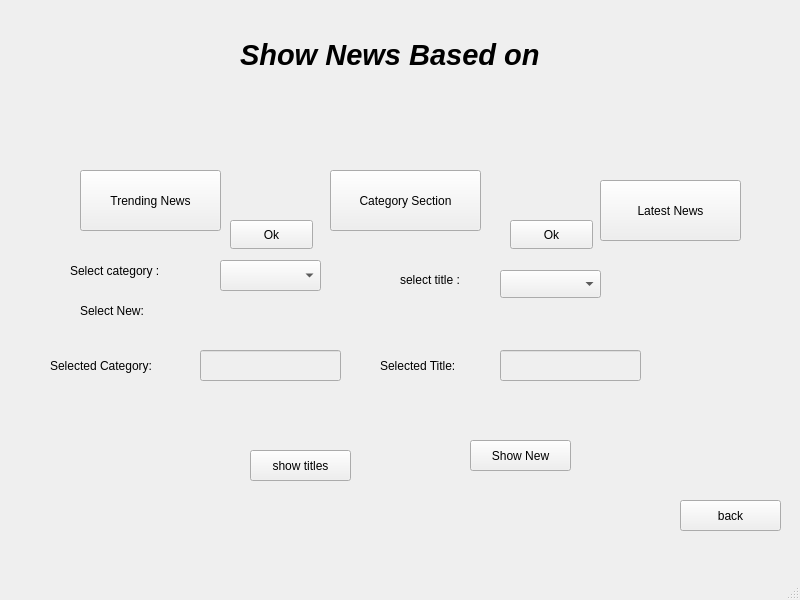
This is newsbasedon.ui in Kero-83/NewManagementSystem as Qt 5 draws it before an edit. The edited form follows.
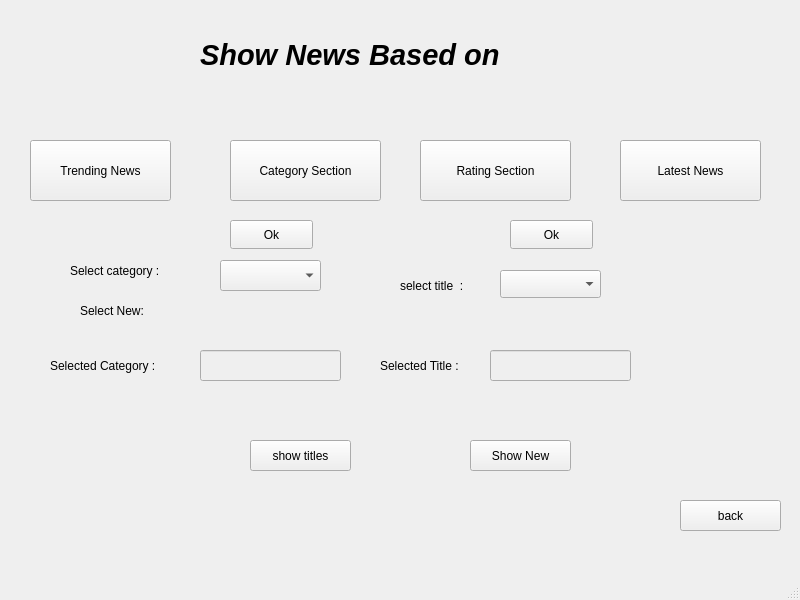
This is the edited form.

Patch:
```diff
--- a/newsbasedon.ui
+++ b/newsbasedon.ui
@@ -17,8 +17,8 @@
    <widget class="QPushButton" name="pushButton_Rate">
     <property name="geometry">
      <rect>
-      <x>80</x>
-      <y>170</y>
+      <x>30</x>
+      <y>140</y>
       <width>141</width>
       <height>61</height>
      </rect>
@@ -30,8 +30,8 @@
    <widget class="QPushButton" name="pushButton_Category">
     <property name="geometry">
      <rect>
-      <x>330</x>
-      <y>170</y>
+      <x>230</x>
+      <y>140</y>
       <width>151</width>
       <height>61</height>
      </rect>
@@ -43,8 +43,8 @@
    <widget class="QPushButton" name="pushButton_Time">
     <property name="geometry">
      <rect>
-      <x>600</x>
-      <y>180</y>
+      <x>620</x>
+      <y>140</y>
       <width>141</width>
       <height>61</height>
      </rect>
@@ -89,7 +89,7 @@
    <widget class="QLabel" name="label">
     <property name="geometry">
      <rect>
-      <x>240</x>
+      <x>200</x>
       <y>30</y>
       <width>401</width>
       <height>51</height>
@@ -140,19 +140,19 @@
      <rect>
       <x>400</x>
       <y>270</y>
-      <width>81</width>
-      <height>20</height>
+      <width>91</width>
+      <height>31</height>
      </rect>
     </property>
     <property name="text">
-     <string>select title :</string>
+     <string>select title  :</string>
     </property>
    </widget>
    <widget class="QPushButton" name="pushButton_showTitle">
     <property name="geometry">
      <rect>
       <x>250</x>
-      <y>450</y>
+      <y>440</y>
       <width>101</width>
       <height>31</height>
      </rect>
@@ -184,7 +184,7 @@
      </rect>
     </property>
     <property name="text">
-     <string>Selected Category:</string>
+     <string>Selected Category :</string>
     </property>
    </widget>
    <widget class="QLineEdit" name="lineEdit">
@@ -210,7 +210,7 @@
      </rect>
     </property>
     <property name="text">
-     <string>Selected Title:</string>
+     <string>Selected Title :</string>
     </property>
    </widget>
    <widget class="QLineEdit" name="lineEdit_2">
@@ -219,7 +219,7 @@
     </property>
     <property name="geometry">
      <rect>
-      <x>500</x>
+      <x>490</x>
       <y>350</y>
       <width>141</width>
       <height>31</height>
@@ -252,6 +252,19 @@
      <string>Ok</string>
     </property>
    </widget>
+   <widget class="QPushButton" name="pushButton_descendingRate">
+    <property name="geometry">
+     <rect>
+      <x>420</x>
+      <y>140</y>
+      <width>151</width>
+      <height>61</height>
+     </rect>
+    </property>
+    <property name="text">
+     <string>Rating Section</string>
+    </property>
+   </widget>
   </widget>
   <widget class="QMenuBar" name="menubar">
    <property name="geometry">
```
